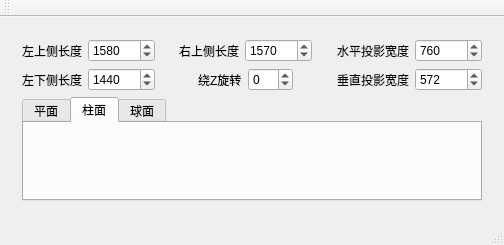
ZhaoZhenghua1/ProjectorArrange, file Projector/projector.ui: the form before one commit.
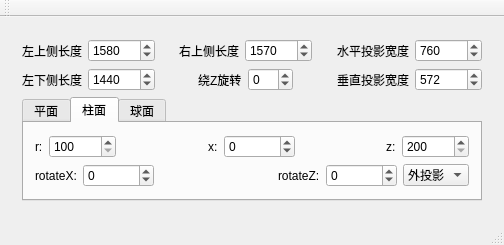
The form after the commit. The open tabs and pages were chosen to show the change.

Commit message: 圆柱投影

```diff
--- a/Projector/projector.ui
+++ b/Projector/projector.ui
@@ -314,6 +314,158 @@
             <attribute name="title">
              <string>柱面</string>
             </attribute>
+            <layout class="QVBoxLayout" name="verticalLayout_6">
+             <item>
+              <layout class="QVBoxLayout" name="verticalLayout_5">
+               <item>
+                <layout class="QHBoxLayout" name="horizontalLayout_6">
+                 <item>
+                  <widget class="QLabel" name="label_4">
+                   <property name="text">
+                    <string>r:</string>
+                   </property>
+                  </widget>
+                 </item>
+                 <item>
+                  <widget class="QSpinBox" name="cyr">
+                   <property name="minimum">
+                    <number>100</number>
+                   </property>
+                   <property name="maximum">
+                    <number>1000000000</number>
+                   </property>
+                  </widget>
+                 </item>
+                 <item>
+                  <spacer name="horizontalSpacer_4">
+                   <property name="orientation">
+                    <enum>Qt::Horizontal</enum>
+                   </property>
+                   <property name="sizeHint" stdset="0">
+                    <size>
+                     <width>40</width>
+                     <height>20</height>
+                    </size>
+                   </property>
+                  </spacer>
+                 </item>
+                 <item>
+                  <widget class="QLabel" name="label_6">
+                   <property name="text">
+                    <string>x:</string>
+                   </property>
+                  </widget>
+                 </item>
+                 <item>
+                  <widget class="QSpinBox" name="cyx">
+                   <property name="minimum">
+                    <number>-10000000</number>
+                   </property>
+                   <property name="maximum">
+                    <number>100000000</number>
+                   </property>
+                  </widget>
+                 </item>
+                 <item>
+                  <spacer name="horizontalSpacer_6">
+                   <property name="orientation">
+                    <enum>Qt::Horizontal</enum>
+                   </property>
+                   <property name="sizeHint" stdset="0">
+                    <size>
+                     <width>40</width>
+                     <height>20</height>
+                    </size>
+                   </property>
+                  </spacer>
+                 </item>
+                 <item>
+                  <widget class="QLabel" name="label_7">
+                   <property name="text">
+                    <string>z:</string>
+                   </property>
+                  </widget>
+                 </item>
+                 <item>
+                  <widget class="QSpinBox" name="cyz">
+                   <property name="minimum">
+                    <number>200</number>
+                   </property>
+                   <property name="maximum">
+                    <number>10000000</number>
+                   </property>
+                  </widget>
+                 </item>
+                </layout>
+               </item>
+               <item>
+                <layout class="QHBoxLayout" name="horizontalLayout_7">
+                 <item>
+                  <widget class="QLabel" name="label_8">
+                   <property name="text">
+                    <string>rotateX:</string>
+                   </property>
+                  </widget>
+                 </item>
+                 <item>
+                  <widget class="QSpinBox" name="cyrotateX">
+                   <property name="minimum">
+                    <number>-10000000</number>
+                   </property>
+                   <property name="maximum">
+                    <number>100000000</number>
+                   </property>
+                  </widget>
+                 </item>
+                 <item>
+                  <spacer name="horizontalSpacer_7">
+                   <property name="orientation">
+                    <enum>Qt::Horizontal</enum>
+                   </property>
+                   <property name="sizeHint" stdset="0">
+                    <size>
+                     <width>40</width>
+                     <height>20</height>
+                    </size>
+                   </property>
+                  </spacer>
+                 </item>
+                 <item>
+                  <widget class="QLabel" name="label_9">
+                   <property name="text">
+                    <string>rotateZ:</string>
+                   </property>
+                  </widget>
+                 </item>
+                 <item>
+                  <widget class="QSpinBox" name="cyrotateZ">
+                   <property name="minimum">
+                    <number>-10000000</number>
+                   </property>
+                   <property name="maximum">
+                    <number>100000000</number>
+                   </property>
+                  </widget>
+                 </item>
+                 <item>
+                  <widget class="QComboBox" name="cyProType">
+                   <item>
+                    <property name="text">
+                     <string>外投影</string>
+                    </property>
+                   </item>
+                   <item>
+                    <property name="text">
+                     <string>内投影</string>
+                    </property>
+                   </item>
+                  </widget>
+                 </item>
+                </layout>
+               </item>
+              </layout>
+             </item>
+            </layout>
            </widget>
            <widget class="QWidget" name="ball">
             <attribute name="title">
```
Left out of the diff: 2 changed lines with no effect on the pictures. The commit also changes 20 other files.
